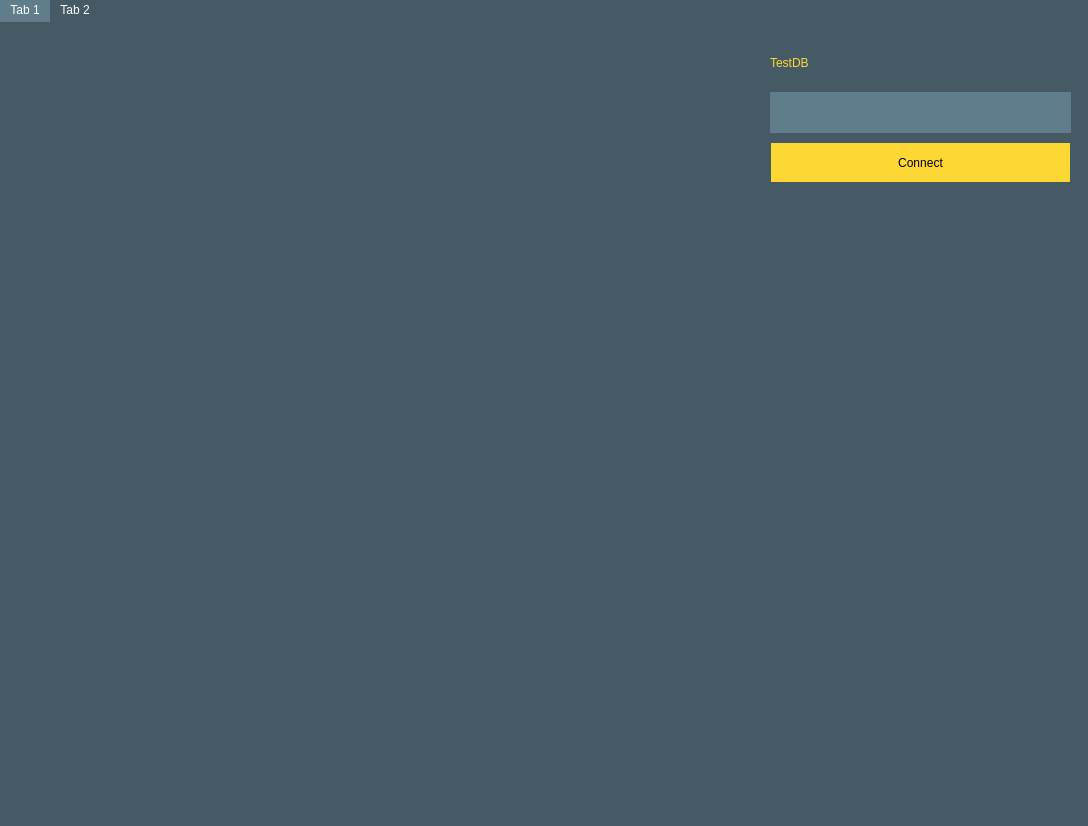
Qt form reporter.ui (Davebudil/reporter) before a commit.
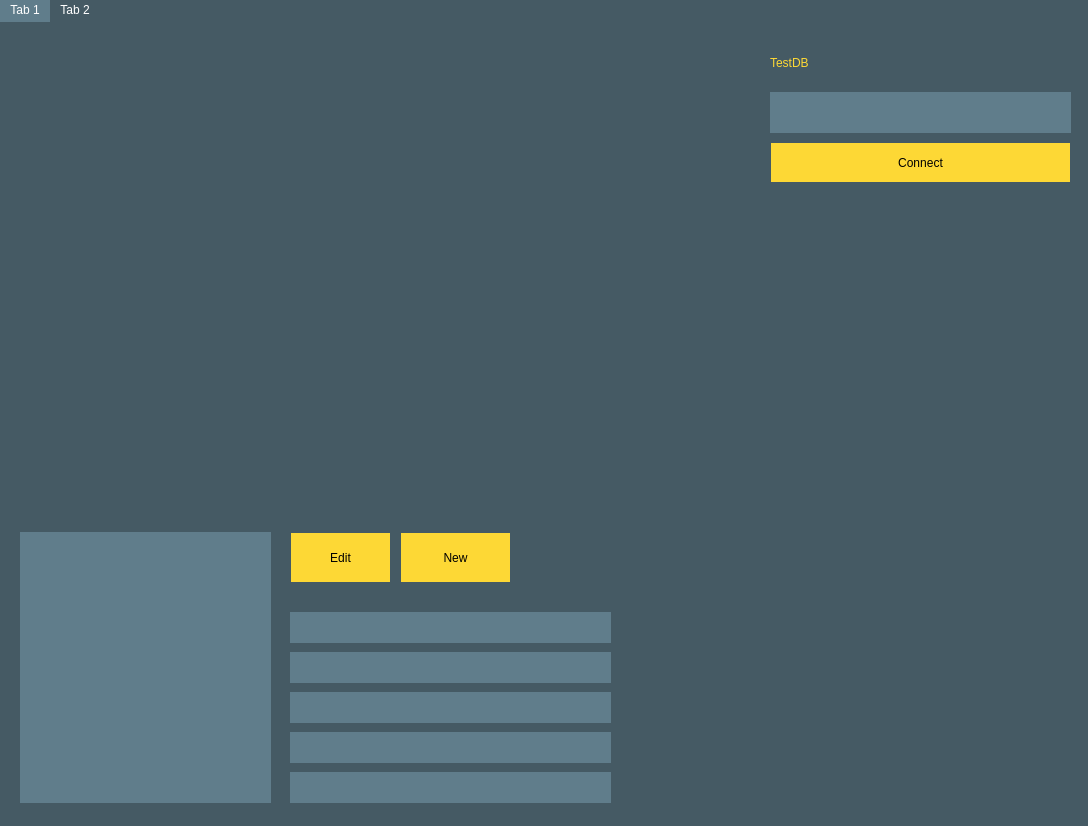
The same form after that commit. The open tabs and pages were chosen to show the change. Icons and pictures are not drawn.

What changed in the file:
```diff
--- a/reporter.ui
+++ b/reporter.ui
@@ -549,6 +549,128 @@
        </property>
       </widget>
      </widget>
+     <widget class="QWidget" name="paramWidget" native="true">
+      <property name="geometry">
+       <rect>
+        <x>0</x>
+        <y>500</y>
+        <width>621</width>
+        <height>291</height>
+       </rect>
+      </property>
+      <widget class="QToolButton" name="paramNew">
+       <property name="geometry">
+        <rect>
+         <x>400</x>
+         <y>10</y>
+         <width>111</width>
+         <height>51</height>
+        </rect>
+       </property>
+       <property name="text">
+        <string>New</string>
+       </property>
+      </widget>
+      <widget class="QToolButton" name="paramEdit">
+       <property name="geometry">
+        <rect>
+         <x>290</x>
+         <y>10</y>
+         <width>101</width>
+         <height>51</height>
+        </rect>
+       </property>
+       <property name="text">
+        <string>Edit</string>
+       </property>
+      </widget>
+      <widget class="QLineEdit" name="param1">
+       <property name="geometry">
+        <rect>
+         <x>290</x>
+         <y>90</y>
+         <width>321</width>
+         <height>31</height>
+        </rect>
+       </property>
+      </widget>
+      <widget class="QLineEdit" name="param2">
+       <property name="geometry">
+        <rect>
+         <x>290</x>
+         <y>130</y>
+         <width>321</width>
+         <height>31</height>
+        </rect>
+       </property>
+      </widget>
+      <widget class="QLineEdit" name="param3">
+       <property name="geometry">
+        <rect>
+         <x>290</x>
+         <y>170</y>
+         <width>321</width>
+         <height>31</height>
+        </rect>
+       </property>
+      </widget>
+      <widget class="QLineEdit" name="param4">
+       <property name="geometry">
+        <rect>
+         <x>290</x>
+         <y>210</y>
+         <width>321</width>
+         <height>31</height>
+        </rect>
+       </property>
+      </widget>
+      <widget class="QLineEdit" name="param5">
+       <property name="geometry">
+        <rect>
+         <x>290</x>
+         <y>250</y>
+         <width>321</width>
+         <height>31</height>
+        </rect>
+       </property>
+      </widget>
+      <widget class="QScrollArea" name="scrollArea_2">
+       <property name="geometry">
+        <rect>
+         <x>20</x>
+         <y>10</y>
+         <width>251</width>
+         <height>271</height>
+        </rect>
+       </property>
+       <property name="styleSheet">
+        <string notr="true"/>
+       </property>
+       <property name="widgetResizable">
+        <bool>true</bool>
+       </property>
+       <widget class="QWidget" name="scrollAreaWidgetContents_2">
+        <property name="geometry">
+         <rect>
+          <x>0</x>
+          <y>0</y>
+          <width>251</width>
+          <height>271</height>
+         </rect>
+        </property>
+        <property name="styleSheet">
+         <string notr="true">	background: #607D8B;
+	border: 1px solid #607D8B;
+	color: white;</string>
+        </property>
+        <layout class="QVBoxLayout" name="verticalLayout_3">
+         <item>
+          <layout class="QVBoxLayout" name="scrollLayout_2"/>
+         </item>
+        </layout>
+       </widget>
+      </widget>
+     </widget>
     </widget>
     <widget class="QWidget" name="SQL">
      <attribute name="title">
```
Left out of the diff: 2 changed lines with no effect on the pictures.
